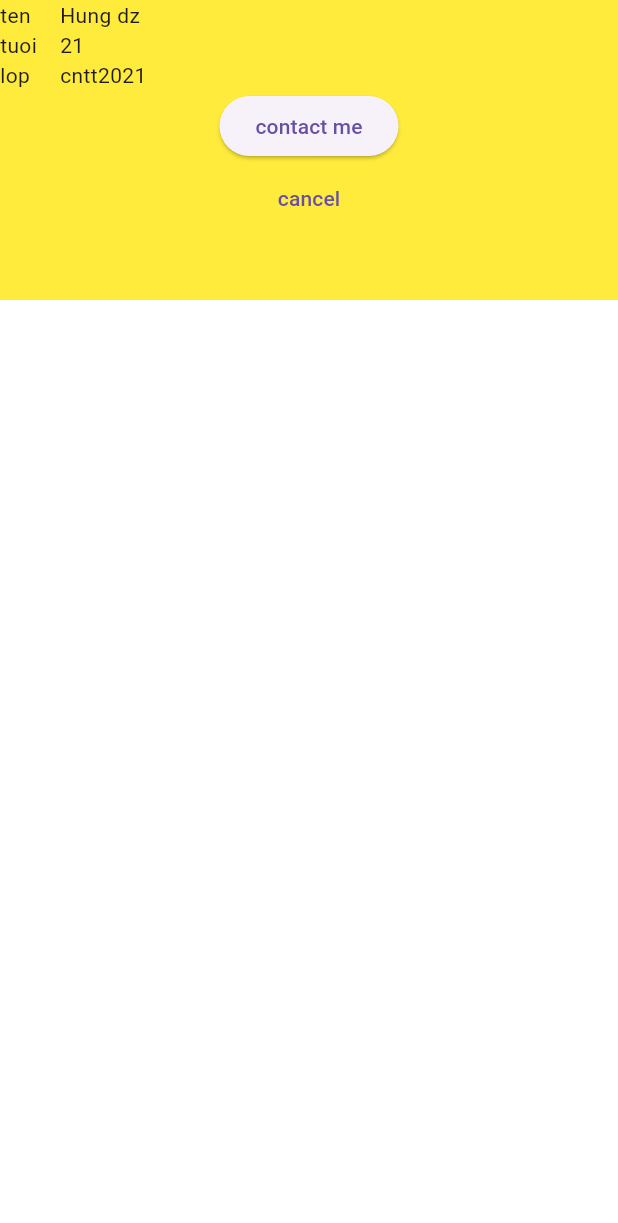
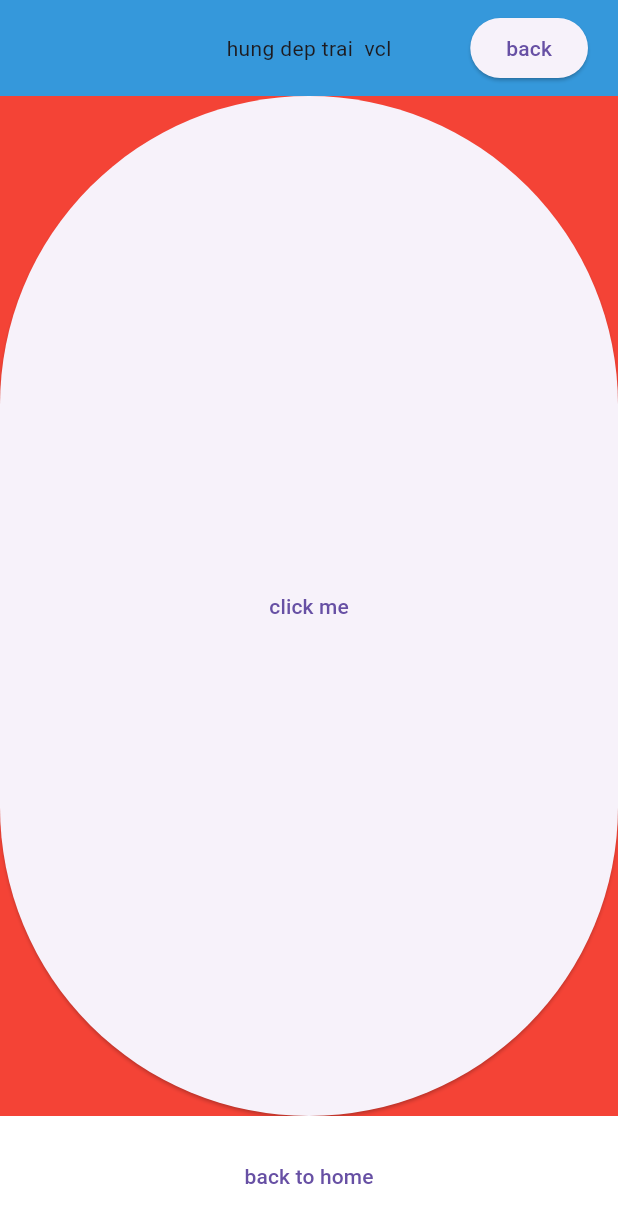
Before and after one commit to hungnh219/HNmusicApp, a Flutter app: the screen it shows after launch, on a phone screen of 412 x 824 dp. Shown: the top 1223 px of the screen. Run offline on Flutter 3.47's test engine with Material 3 defaults, Android fonts, the phone set to English and light mode, and no system bars.

Commit message:
[add] navigate screens

```diff
--- /dev/null
+++ b/music_app/lib/components/footerApp.dart
@@ -0,0 +1,17 @@
+import 'package:flutter/material.dart';
+
+class footerApp extends StatelessWidget {
+  Widget build(BuildContext context) {
+    return Container(
+      height: 80,
+      width: double.infinity,
+      color: Colors.white,
+      child: TextButton(
+        onPressed: () {
+          Navigator.pushNamed(context, '/c');
+        },
+        child: Text('back to home'),
+      ),
+    );
+  }
+}
--- /dev/null
+++ b/music_app/lib/components/headerApp.dart
@@ -0,0 +1,56 @@
+import 'package:flutter/material.dart';
+import '../my_color.dart';
+
+class headerApp extends StatelessWidget {
+
+  const headerApp({Key? key, required this.titleApp}) : super(key: key);
+  final String titleApp;
+
+  @override
+  Widget build(BuildContext context) {
+    return Container(
+      height: 64,
+      width: double.infinity,
+      color: const Color(header_color),
+      alignment: Alignment.center,
+      child: Stack(
+        children: [
+          Align(
+            alignment: Alignment.center,
+            child: Text(
+              titleApp,
+            )
+          ),
+          Align(
+            alignment: Alignment.centerRight,
+            child: Container(
+              margin: EdgeInsets.only(right: 20),
+              child:
+                ElevatedButton(
+                  onPressed: () {
+                    Navigator.pushNamed(context, '/b');
+                  },
+                  child: Text('back'),
+                 )
+              )
+          ),
+        ]
+      ),
+    );
+  }
+}
+
+class headerColumn extends StatelessWidget{
+  final List<String> titles = ['hung'];
+  @override
+  Widget build(BuildContext context) {
+    return Column(
+      children: titles.map((title) {
+        return Expanded(
+          child: headerApp(titleApp: title),
+        );
+      }).toList()
+    );
+  }
+
+}
--- a/music_app/lib/main.dart
+++ b/music_app/lib/main.dart
@@ -2,98 +2,54 @@ import 'package:flutter/material.dart';
 import 'package:music_app/my_color.dart';
 import 'package:music_app/my_string.dart';
 import 'package:music_app/song.dart';
+import 'package:music_app/components/headerApp.dart';
+import 'package:music_app/components/footerApp.dart';
 
 void main() {
-  Song newSong = Song(1, '2134');
-  newSong.name = '123';
-
   runApp(MaterialApp(
     debugShowCheckedModeBanner: false,
     home: SafeArea(
-      child: Scaffold(
+      child: mainApp()
+    ),
+    routes: <String, WidgetBuilder> {
+      '/a': (BuildContext context) => headerApp(titleApp: 'navigator header'),
+      '/b': (BuildContext context) => footerApp(),
+      '/c': (BuildContext context) => mainApp(),
+    }
+  ));
+}
+
+class mainApp extends StatelessWidget {
+  Widget build (BuildContext context) {
+    return Scaffold(
         backgroundColor: Colors.white,
         body: Container(
-          height: 200,
+          // height: 200,
+          height: double.infinity,
           color: Colors.yellow,
           child: Column(
+            mainAxisAlignment: MainAxisAlignment.start,
             children: [
-              const Row(
-                children: [
-                  SizedBox(
-                    width: 40,
-                    child: Text('ten'),
-                  ),
-                  Text('Hung dz'),
-                ],
+              const headerApp(titleApp: 'hung dep trai  vcl'),
+              Expanded(
+                child: Container(
+                  color: Colors.red,
+                  width: double.infinity,
+                  // height: double.infinity,
+                  child: ElevatedButton(
+                    onPressed: () {
+                      Navigator.pushNamed(context, '/a');
+                    },
+                    child: Text('click me'),
+                    ),
+                ),
               ),
-              const Row(
-                children: [
-                  SizedBox(
-                    width: 40,
-                    child: Text('tuoi'),
-                  ),
-                  Text('21'),
-                ],
-              ),
-              const Row(
-                children: [
-                  SizedBox(
-                    width: 40,
-                    child: Text('lop'),
-                  ),
-                  Text('cntt2021'),
-                ],
-              ),
-              ElevatedButton(
-                onPressed: () {
-                  print('hung dep trai');
-                },
-                child: Text('contact me'),),
-              TextButton(
-                onPressed: () {},
-                child: Text('cancel')),
+              footerApp(),
+              // headerColumn(),
             ],
           ),
         ),
-      )
-    ),
-  ));
-}
-
-// stateless widget
-class MyWidget extends StatelessWidget {
-  @override
-  Widget build(BuildContext context) {
-    return const CircularProgressIndicator();
-  }
-}
-
-class lesson extends StatelessWidget {
-  @override
-  Widget build(BuildContext context) {
-    return Container(
-      child: Column(
-        children: [
-          Text('anh hung nghe vcl',
-          ),
-          Container(
-            height: 4,
-            color: Color(background_color_rgb),
-          ),
-          Text('may con ga biet hehe'),
-        ],
-      ),
-    );
-  }
-}
-
-class testMarginWidget extends StatelessWidget {
-  @override
-  Widget build(BuildContext context) {
-    return const Card(
-      margin: EdgeInsets.only(left: 8.0),
-      child: Text('hihihehe'),
-    );
+      );
   }
 }
 
--- a/music_app/lib/my_color.dart
+++ b/music_app/lib/my_color.dart
@@ -1 +1,2 @@
 const int background_color_rgb = 0xFFEE82EE;
+const int header_color = 0xFF3598DB;
```
